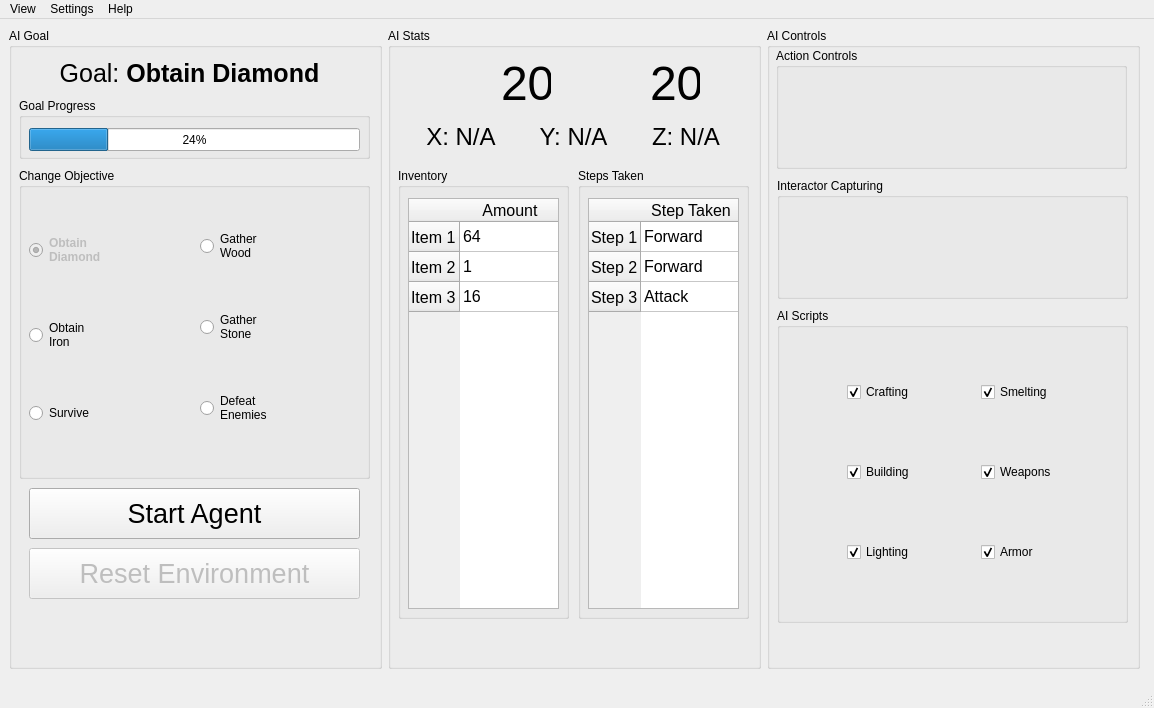
Before: the Qt Designer form src/GUI/ML4MC.ui in lincolnschick/ML4MC, drawn with Qt 5.
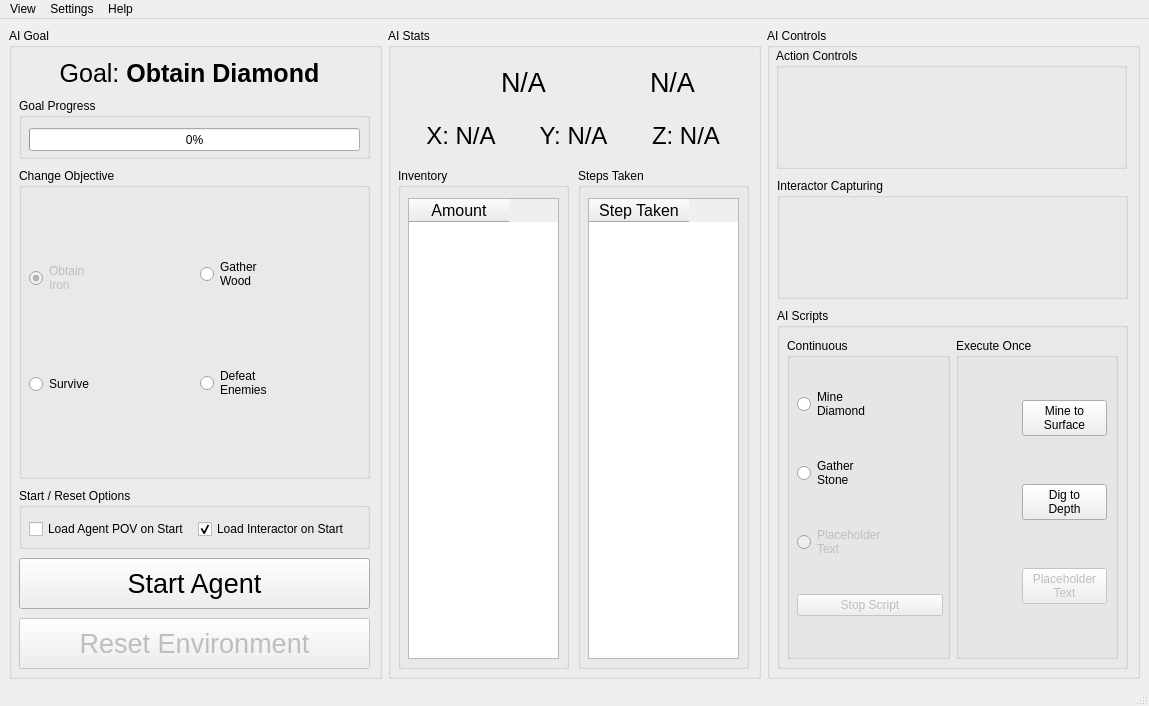
After: the same form once the commit is applied. Icons and pictures are not drawn.

Commit message: Controller Default Changes and GUI Script Alteration

The edit to the form file:
```diff
--- a/src/GUI/ML4MC.ui
+++ b/src/GUI/ML4MC.ui
@@ -7,8 +7,8 @@
    <rect>
     <x>0</x>
     <y>0</y>
-    <width>1154</width>
-    <height>708</height>
+    <width>1149</width>
+    <height>706</height>
    </rect>
   </property>
   <property name="windowTitle">
@@ -21,7 +21,7 @@
       <x>9</x>
       <y>9</y>
       <width>1131</width>
-      <height>641</height>
+      <height>651</height>
      </rect>
     </property>
     <layout class="QHBoxLayout" name="horizontalLayout_7">
@@ -54,7 +54,7 @@
             </rect>
            </property>
            <property name="value">
-            <number>24</number>
+            <number>0</number>
            </property>
           </widget>
          </widget>
@@ -82,39 +82,11 @@
            <layout class="QHBoxLayout" name="horizontalLayout">
             <item>
              <layout class="QVBoxLayout" name="verticalLayout">
-              <item>
-               <widget class="QRadioButton" name="diamondRadio">
-                <property name="enabled">
-                 <bool>false</bool>
-                </property>
-                <property name="font">
-                 <font>
-                  <bold>true</bold>
-                  <strikeout>false</strikeout>
-                  <kerning>true</kerning>
-                 </font>
-                </property>
-                <property name="text">
-                 <string>Obtain
-Diamond</string>
-                </property>
-                <property name="icon">
-                 <iconset>
-                  <normaloff>Assets/diamond.png</normaloff>Assets/diamond.png</iconset>
-                </property>
-                <property name="iconSize">
-                 <size>
-                  <width>50</width>
-                  <height>50</height>
-                 </size>
-                </property>
-                <property name="checked">
-                 <bool>true</bool>
-                </property>
-               </widget>
-              </item>
               <item>
                <widget class="QRadioButton" name="ironRadio">
+                <property name="enabled">
+                 <bool>false</bool>
+                </property>
                 <property name="text">
                  <string>Obtain
 Iron</string>
@@ -129,6 +101,9 @@
                   <height>50</height>
                  </size>
                 </property>
+                <property name="checked">
+                 <bool>true</bool>
+                </property>
                </widget>
               </item>
               <item>
@@ -170,24 +145,6 @@
                 </property>
                </widget>
               </item>
-              <item>
-               <widget class="QRadioButton" name="stoneRadio">
-                <property name="text">
-                 <string>Gather
-Stone</string>
-                </property>
-                <property name="icon">
-                 <iconset>
-                  <normaloff>Assets/cobble.png</normaloff>Assets/cobble.png</iconset>
-                </property>
-                <property name="iconSize">
-                 <size>
-                  <width>50</width>
-                  <height>50</height>
-                 </size>
-                </property>
-               </widget>
-              </item>
               <item>
                <widget class="QRadioButton" name="combatRadio">
                 <property name="text">
@@ -235,9 +192,9 @@
           </property>
           <property name="geometry">
            <rect>
-            <x>20</x>
-            <y>520</y>
-            <width>331</width>
+            <x>10</x>
+            <y>590</y>
+            <width>351</width>
             <height>51</height>
            </rect>
           </property>
@@ -253,9 +210,9 @@
          <widget class="QPushButton" name="agentButton">
           <property name="geometry">
            <rect>
-            <x>20</x>
-            <y>460</y>
-            <width>331</width>
+            <x>10</x>
+            <y>530</y>
+            <width>351</width>
             <height>51</height>
            </rect>
           </property>
@@ -268,6 +225,48 @@
            <string>Start Agent</string>
           </property>
          </widget>
+         <widget class="QGroupBox" name="groupBox_3">
+          <property name="geometry">
+           <rect>
+            <x>10</x>
+            <y>460</y>
+            <width>351</width>
+            <height>61</height>
+           </rect>
+          </property>
+          <property name="title">
+           <string>Start / Reset Options</string>
+          </property>
+          <widget class="QWidget" name="horizontalLayoutWidget_9">
+           <property name="geometry">
+            <rect>
+             <x>10</x>
+             <y>30</y>
+             <width>331</width>
+             <height>22</height>
+            </rect>
+           </property>
+           <layout class="QHBoxLayout" name="horizontalLayout_13">
+            <item>
+             <widget class="QCheckBox" name="agentCheckbox">
+              <property name="text">
+               <string>Load Agent POV on Start</string>
+              </property>
+             </widget>
+            </item>
+            <item>
+             <widget class="QCheckBox" name="interactorCheckbox">
+              <property name="text">
+               <string>Load Interactor on Start</string>
+              </property>
+              <property name="checked">
+               <bool>true</bool>
+              </property>
+             </widget>
+            </item>
+           </layout>
+          </widget>
+         </widget>
         </widget>
        </item>
       </layout>
@@ -331,11 +330,11 @@
                  </property>
                  <property name="font">
                   <font>
-                   <pointsize>36</pointsize>
+                   <pointsize>20</pointsize>
                   </font>
                  </property>
                  <property name="text">
-                  <string>20</string>
+                  <string>N/A</string>
                  </property>
                 </widget>
                </item>
@@ -375,11 +374,11 @@
                  </property>
                  <property name="font">
                   <font>
-                   <pointsize>36</pointsize>
+                   <pointsize>20</pointsize>
                   </font>
                  </property>
                  <property name="text">
-                  <string>20</string>
+                  <string>N/A</string>
                  </property>
                 </widget>
                </item>
@@ -444,7 +443,7 @@
             <x>10</x>
             <y>140</y>
             <width>171</width>
-            <height>451</height>
+            <height>501</height>
            </rect>
           </property>
           <property name="title">
@@ -456,7 +455,7 @@
              <x>10</x>
              <y>30</y>
              <width>151</width>
-             <height>411</height>
+             <height>461</height>
             </rect>
            </property>
            <property name="sizePolicy">
@@ -491,41 +490,11 @@
            <attribute name="horizontalHeaderCascadingSectionResizes">
             <bool>false</bool>
            </attribute>
-           <row>
-            <property name="text">
-             <string>Item 1</string>
-            </property>
-           </row>
-           <row>
-            <property name="text">
-             <string>Item 2</string>
-            </property>
-           </row>
-           <row>
-            <property name="text">
-             <string>Item 3</string>
-            </property>
-           </row>
            <column>
             <property name="text">
              <string>Amount</string>
             </property>
            </column>
-           <item row="0" column="0">
-            <property name="text">
-             <string>64</string>
-            </property>
-           </item>
-           <item row="1" column="0">
-            <property name="text">
-             <string>1</string>
-            </property>
-           </item>
-           <item row="2" column="0">
-            <property name="text">
-             <string>16</string>
-            </property>
-           </item>
           </widget>
          </widget>
          <widget class="QGroupBox" name="stepsGroupBox">
@@ -534,7 +503,7 @@
             <x>190</x>
             <y>140</y>
             <width>171</width>
-            <height>451</height>
+            <height>501</height>
            </rect>
           </property>
           <property name="title">
@@ -546,7 +515,7 @@
              <x>10</x>
              <y>30</y>
              <width>151</width>
-             <height>411</height>
+             <height>461</height>
             </rect>
            </property>
            <property name="sizePolicy">
@@ -581,41 +550,11 @@
            <attribute name="horizontalHeaderCascadingSectionResizes">
             <bool>false</bool>
            </attribute>
-           <row>
-            <property name="text">
-             <string>Step 1</string>
-            </property>
-           </row>
-           <row>
-            <property name="text">
-             <string>Step 2</string>
-            </property>
-           </row>
-           <row>
-            <property name="text">
-             <string>Step 3</string>
-            </property>
-           </row>
            <column>
             <property name="text">
              <string>Step Taken</string>
             </property>
            </column>
-           <item row="0" column="0">
-            <property name="text">
-             <string>Forward</string>
-            </property>
-           </item>
-           <item row="1" column="0">
-            <property name="text">
-             <string>Forward</string>
-            </property>
-           </item>
-           <item row="2" column="0">
-            <property name="text">
-             <string>Attack</string>
-            </property>
-           </item>
           </widget>
          </widget>
         </widget>
@@ -761,7 +700,7 @@
             <x>10</x>
             <y>280</y>
             <width>351</width>
-            <height>315</height>
+            <height>361</height>
            </rect>
           </property>
           <property name="sizePolicy">
@@ -777,24 +716,32 @@
            <property name="geometry">
             <rect>
              <x>10</x>
-             <y>20</y>
+             <y>30</y>
              <width>331</width>
-             <height>291</height>
+             <height>321</height>
             </rect>
            </property>
            <layout class="QHBoxLayout" name="horizontalLayout_6">
             <item>
+             <widget class="QGroupBox" name="groupBox">
+              <property name="title">
+               <string>Continuous</string>
+              </property>
+              <widget class="QWidget" name="layoutWidget">
+               <property name="geometry">
+                <rect>
+                 <x>10</x>
+                 <y>20</y>
+                 <width>146</width>
+                 <height>291</height>
+                </rect>
+               </property>
              <layout class="QVBoxLayout" name="verticalLayout_4">
               <item>
-               <widget class="QCheckBox" name="craftingCheckBox">
-                <property name="sizePolicy">
-                 <sizepolicy hsizetype="Fixed" vsizetype="Fixed">
-                  <horstretch>0</horstretch>
-                  <verstretch>0</verstretch>
-                 </sizepolicy>
-                </property>
+                 <widget class="QRadioButton" name="diamondScriptRadio">
                 <property name="text">
-                 <string>Crafting</string>
+                   <string>Mine
+Diamond</string>
                 </property>
                 <property name="icon">
                  <iconset>
@@ -806,21 +753,13 @@
                   <height>50</height>
                  </size>
                 </property>
-                <property name="checked">
-                 <bool>true</bool>
-                </property>
                </widget>
               </item>
               <item>
-               <widget class="QCheckBox" name="buildingCheckBox">
-                <property name="sizePolicy">
-                 <sizepolicy hsizetype="Fixed" vsizetype="Fixed">
-                  <horstretch>0</horstretch>
-                  <verstretch>0</verstretch>
-                 </sizepolicy>
-                </property>
+                 <widget class="QRadioButton" name="stoneScriptRadio">
                 <property name="text">
-                 <string>Building</string>
+                   <string>Gather
+Stone</string>
                 </property>
                 <property name="icon">
                  <iconset>
@@ -832,21 +771,16 @@
                   <height>50</height>
                  </size>
                 </property>
-                <property name="checked">
-                 <bool>true</bool>
-                </property>
                </widget>
               </item>
               <item>
-               <widget class="QCheckBox" name="lightingCheckBox">
-                <property name="sizePolicy">
-                 <sizepolicy hsizetype="Fixed" vsizetype="Fixed">
-                  <horstretch>0</horstretch>
-                  <verstretch>0</verstretch>
-                 </sizepolicy>
+                 <widget class="QRadioButton" name="script3Radio">
+                  <property name="enabled">
+                   <bool>false</bool>
                 </property>
                 <property name="text">
-                 <string>Lighting</string>
+                   <string>Placeholder
+Text</string>
                 </property>
                 <property name="icon">
                  <iconset>
@@ -858,94 +792,157 @@
                   <height>50</height>
                  </size>
                 </property>
-                <property name="checked">
-                 <bool>true</bool>
+                 </widget>
+                </item>
+                <item>
+                 <widget class="QPushButton" name="stopScriptButton">
+                  <property name="enabled">
+                   <bool>false</bool>
+                  </property>
+                  <property name="text">
+                   <string>Stop Script</string>
                 </property>
                </widget>
               </item>
              </layout>
+              </widget>
+             </widget>
             </item>
             <item>
+             <widget class="QGroupBox" name="groupBox_2">
+              <property name="title">
+               <string>Execute Once</string>
+              </property>
+              <widget class="QWidget" name="layoutWidget">
+               <property name="geometry">
+                <rect>
+                 <x>10</x>
+                 <y>20</y>
+                 <width>141</width>
+                 <height>291</height>
+                </rect>
+               </property>
              <layout class="QVBoxLayout" name="verticalLayout_5">
               <item>
-               <widget class="QCheckBox" name="smeltingCheckBox">
-                <property name="sizePolicy">
-                 <sizepolicy hsizetype="Fixed" vsizetype="Fixed">
-                  <horstretch>0</horstretch>
-                  <verstretch>0</verstretch>
-                 </sizepolicy>
+                 <layout class="QHBoxLayout" name="horizontalLayout_10">
+                  <item>
+                   <widget class="QLabel" name="surfaceIcon">
+                    <property name="maximumSize">
+                     <size>
+                      <width>50</width>
+                      <height>50</height>
+                     </size>
                 </property>
                 <property name="text">
-                 <string>Smelting</string>
-                </property>
-                <property name="icon">
-                 <iconset>
-                  <normaloff>Assets/furnace.png</normaloff>Assets/furnace.png</iconset>
-                </property>
+                     <string/>
+                    </property>
+                    <property name="pixmap">
+                     <pixmap>Assets/Cobblestone_Stairs_(N)_JE6_BE6.webp</pixmap>
+                    </property>
+                    <property name="scaledContents">
+                     <bool>true</bool>
+                    </property>
+                   </widget>
+                  </item>
+                  <item>
+                   <widget class="QPushButton" name="surfaceButton">
+                    <property name="text">
+                     <string>Mine to
+Surface</string>
+                    </property>
                 <property name="iconSize">
                  <size>
                   <width>50</width>
                   <height>50</height>
                  </size>
                 </property>
-                <property name="checked">
-                 <bool>true</bool>
-                </property>
-               </widget>
-              </item>
+                   </widget>
+                  </item>
+                 </layout>
+                </item>
               <item>
-               <widget class="QCheckBox" name="weaponsCheckBox">
-                <property name="sizePolicy">
-                 <sizepolicy hsizetype="Fixed" vsizetype="Fixed">
-                  <horstretch>0</horstretch>
-                  <verstretch>0</verstretch>
-                 </sizepolicy>
+                 <layout class="QHBoxLayout" name="horizontalLayout_11">
+                  <item>
+                   <widget class="QLabel" name="depthIcon">
+                    <property name="maximumSize">
+                     <size>
+                      <width>50</width>
+                      <height>50</height>
+                     </size>
                 </property>
                 <property name="text">
-                 <string>Weapons</string>
-                </property>
-                <property name="icon">
-                 <iconset>
-                  <normaloff>Assets/sword.png</normaloff>Assets/sword.png</iconset>
-                </property>
+                     <string/>
+                    </property>
+                    <property name="pixmap">
+                     <pixmap>Assets/iron_pickaxe.webp</pixmap>
+                    </property>
+                    <property name="scaledContents">
+                     <bool>true</bool>
+                    </property>
+                   </widget>
+                  </item>
+                  <item>
+                   <widget class="QPushButton" name="depthButton">
+                    <property name="text">
+                     <string>Dig to
+Depth</string>
+                    </property>
                 <property name="iconSize">
                  <size>
                   <width>50</width>
                   <height>50</height>
                  </size>
                 </property>
-                <property name="checked">
+                   </widget>
+                  </item>
+                 </layout>
+                </item>
+                <item>
+                 <layout class="QHBoxLayout" name="horizontalLayout_12">
+                  <item>
+                   <widget class="QLabel" name="script3Img">
+                    <property name="enabled">
+                     <bool>false</bool>
+                    </property>
+                    <property name="maximumSize">
+                     <size>
+                      <width>50</width>
+                      <height>50</height>
+                     </size>
+                    </property>
+                    <property name="text">
+                     <string/>
+                    </property>
+                    <property name="pixmap">
+                     <pixmap>Assets/torch.png</pixmap>
+                    </property>
+                    <property name="scaledContents">
                  <bool>true</bool>
                 </property>
                </widget>
               </item>
               <item>
-               <widget class="QCheckBox" name="armorCheckBox">
-                <property name="sizePolicy">
-                 <sizepolicy hsizetype="Fixed" vsizetype="Fixed">
-                  <horstretch>0</horstretch>
-                  <verstretch>0</verstretch>
-                 </sizepolicy>
+                   <widget class="QPushButton" name="script3Button">
+                    <property name="enabled">
+                     <bool>false</bool>
                 </property>
                 <property name="text">
-                 <string>Armor</string>
-                </property>
-                <property name="icon">
-                 <iconset>
-                  <normaloff>Assets/boots.png</normaloff>Assets/boots.png</iconset>
-                </property>
+                     <string>Placeholder
+Text</string>
+                    </property>
                 <property name="iconSize">
                  <size>
                   <width>50</width>
                   <height>50</height>
                  </size>
                 </property>
-                <property name="checked">
-                 <bool>true</bool>
-                </property>
                </widget>
               </item>
              </layout>
+                </item>
+               </layout>
+              </widget>
+             </widget>
             </item>
            </layout>
           </widget>
@@ -962,7 +959,7 @@
     <rect>
      <x>0</x>
      <y>0</y>
-     <width>1154</width>
+     <width>1149</width>
      <height>22</height>
     </rect>
    </property>
```
Left out of the diff: 10 changed lines with no effect on the pictures. Lines whose indentation alone changed are shown as unchanged. The commit also changes 5 other files.
